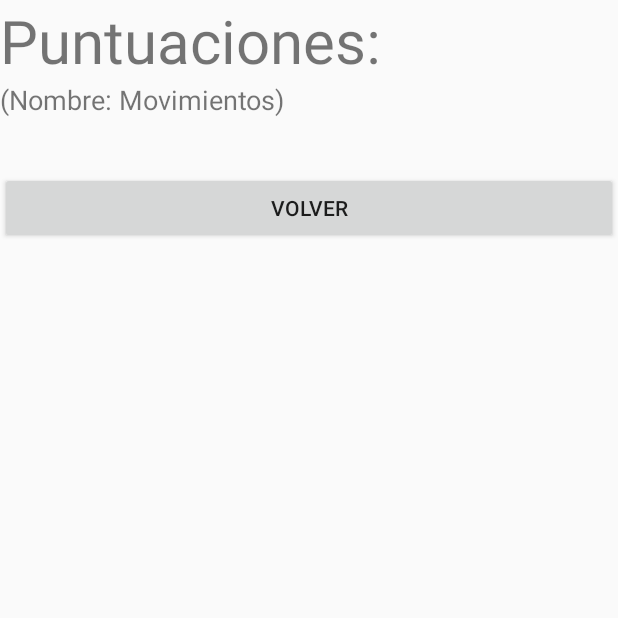
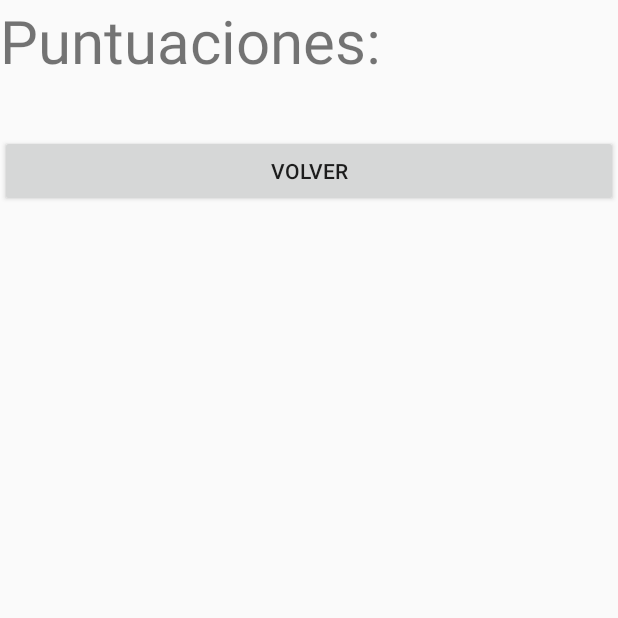
Before and after one commit to BlueTheDuck/ORT_DAI_TP2, an Android app: the scoreboard screen opened directly, with no data from a screen before it, on a phone screen of 412 x 824 dp, the top half of it. Run offline under Robolectric (Android 15) with nearby library versions, the phone set to English and light mode, and no system bars; 4 statements that could not run were skipped.

```diff
--- a/app/src/main/res/layout/activity_scoreboard.xml
+++ b/app/src/main/res/layout/activity_scoreboard.xml
@@ -15,11 +15,6 @@
         <TextView
             android:layout_width="match_parent"
             android:layout_height="wrap_content"
-            android:text="(Nombre: Movimientos)"
-            android:textSize="8pt"/>
-        <TextView
-            android:layout_width="match_parent"
-            android:layout_height="wrap_content"
             android:textSize="12pt"
             android:paddingHorizontal="5dp"
             android:id="@+id/scoreboard"/>
```
Also changed, not shown: app/src/main/java/com/ducklings_corp/tp2/MainActivity.java (+7 -4 lines).
